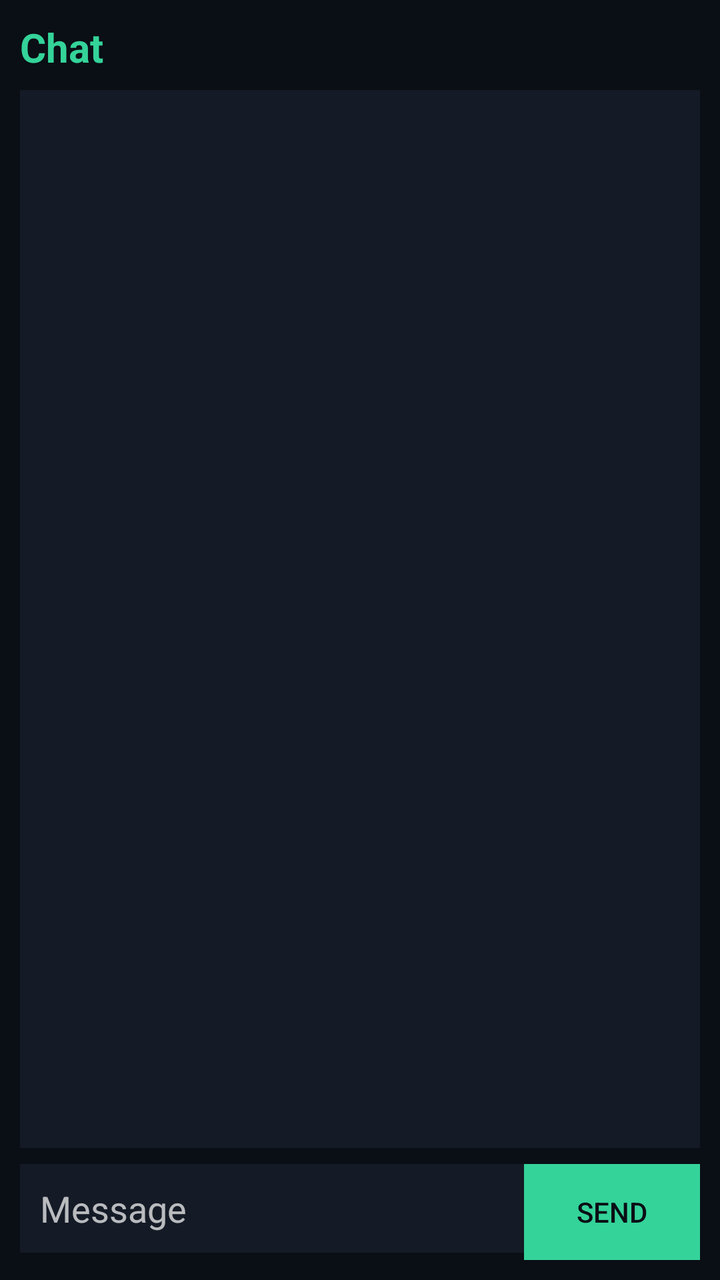
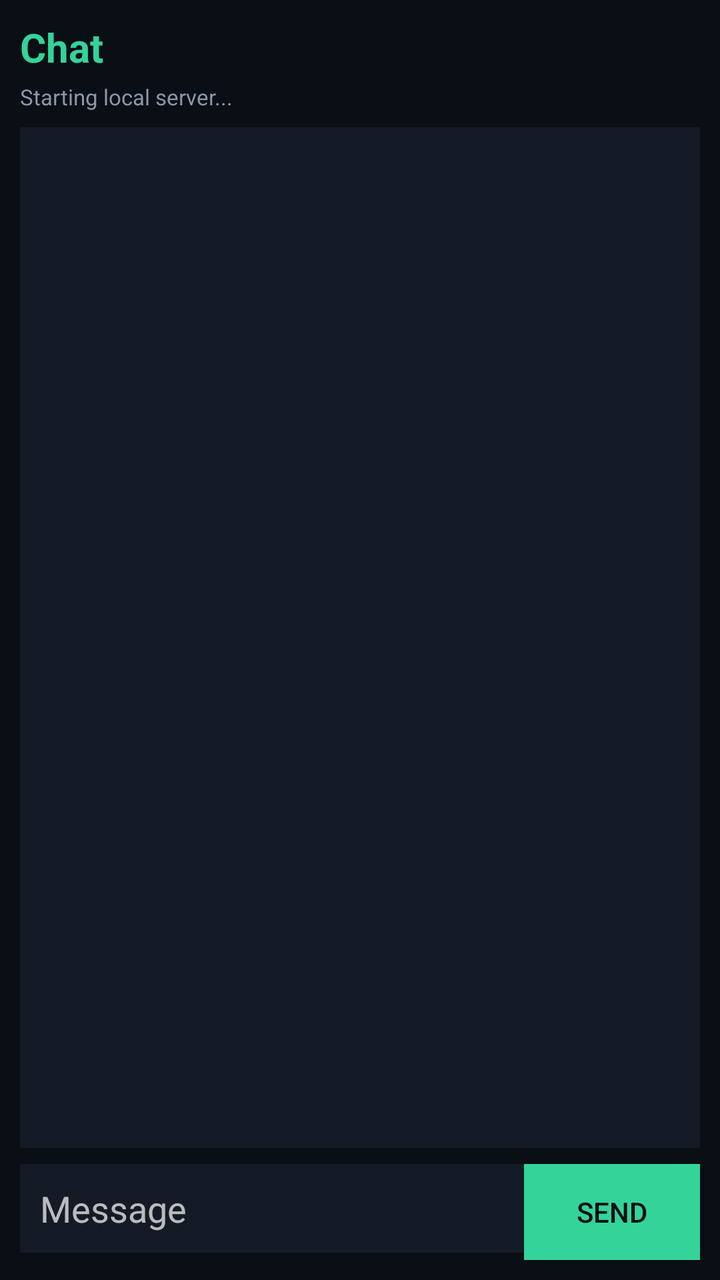

The first picture is an Android layout as it rendered before a commit; the second is the same layout after the commit. The layout source and the unified diff follow.
<!-- AndroidManifest.xml: application theme Theme.Chat -->
<!-- res/layout/activity_slave.xml -->
<LinearLayout xmlns:android="http://schemas.android.com/apk/res/android"
    android:layout_width="match_parent" android:layout_height="match_parent"
    android:orientation="vertical" android:background="#0a0e15" android:padding="10dp">
    <TextView android:layout_width="match_parent" android:layout_height="wrap_content"
        android:text="Chat" android:textColor="#34d399" android:textSize="20sp"
        android:textStyle="bold" android:layout_marginBottom="8dp"/>
    <ListView android:id="@+id/list" android:layout_width="match_parent"
        android:layout_height="0dp" android:layout_weight="1" android:background="#141b26"/>
    <LinearLayout android:layout_width="match_parent" android:layout_height="wrap_content"
        android:orientation="horizontal" android:layout_marginTop="8dp">
        <EditText android:id="@+id/input" android:layout_width="0dp" android:layout_weight="1"
            android:layout_height="wrap_content" android:hint="Message" android:background="#141b26"
            android:textColor="#e8eef7" android:padding="10dp"/>
        <Button android:id="@+id/btn_send" android:layout_width="wrap_content" android:layout_height="wrap_content"
            android:text="Send" android:background="#34d399" android:textColor="#0a0e15"/>
    </LinearLayout>
</LinearLayout>
<!-- resources referenced by this layout -->
<resources>
  <style name="Theme.Chat" parent="Theme.AppCompat.NoActionBar">
          <item name="android:windowBackground">#0a0e15</item>
      </style>
</resources>

<!-- the commit's change to res/layout/activity_slave.xml (unified diff, before → after) -->
@@ -3,7 +3,10 @@
     android:orientation="vertical" android:background="#0a0e15" android:padding="10dp">
     <TextView android:layout_width="match_parent" android:layout_height="wrap_content"
         android:text="Chat" android:textColor="#34d399" android:textSize="20sp"
-        android:textStyle="bold" android:layout_marginBottom="8dp"/>
+        android:textStyle="bold" android:layout_marginBottom="4dp"/>
+    <TextView android:id="@+id/status" android:layout_width="match_parent" android:layout_height="wrap_content"
+        android:text="Starting local server..." android:textColor="#8a97a8" android:textSize="11sp"
+        android:layout_marginBottom="8dp"/>
     <ListView android:id="@+id/list" android:layout_width="match_parent"
         android:layout_height="0dp" android:layout_weight="1" android:background="#141b26"/>
     <LinearLayout android:layout_width="match_parent" android:layout_height="wrap_content"
